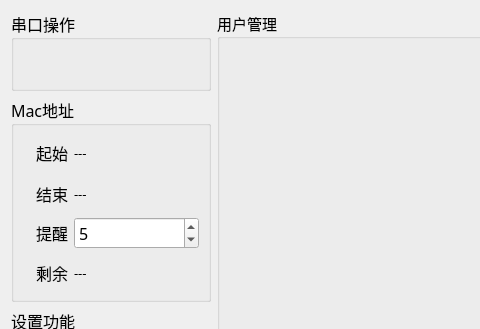
This is PDU-Settings/setups/setup_mainwid.ui in ChinaClever/PDU-Settings as Qt 5 draws it before an edit; both pictures show x 0 to 480 and y 0 to 329 of the 1024 by 591 pixel window. The edited form follows.
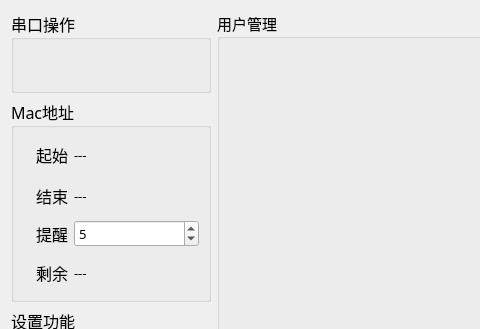
This is the edited form.

```diff
--- a/PDU-Settings/setups/setup_mainwid.ui
+++ b/PDU-Settings/setups/setup_mainwid.ui
@@ -184,6 +184,12 @@
       </item>
       <item row="2" column="1" colspan="2">
        <widget class="QSpinBox" name="spinBox">
+        <property name="font">
+         <font>
+          <family>宋体</family>
+          <pointsize>10</pointsize>
+         </font>
+        </property>
         <property name="suffix">
          <string/>
         </property>
@@ -194,7 +200,10 @@
          <number>1</number>
         </property>
         <property name="maximum">
-         <number>99</number>
+         <number>99999</number>
+        </property>
+        <property name="singleStep">
+         <number>1000</number>
         </property>
         <property name="value">
          <number>5</number>
```
